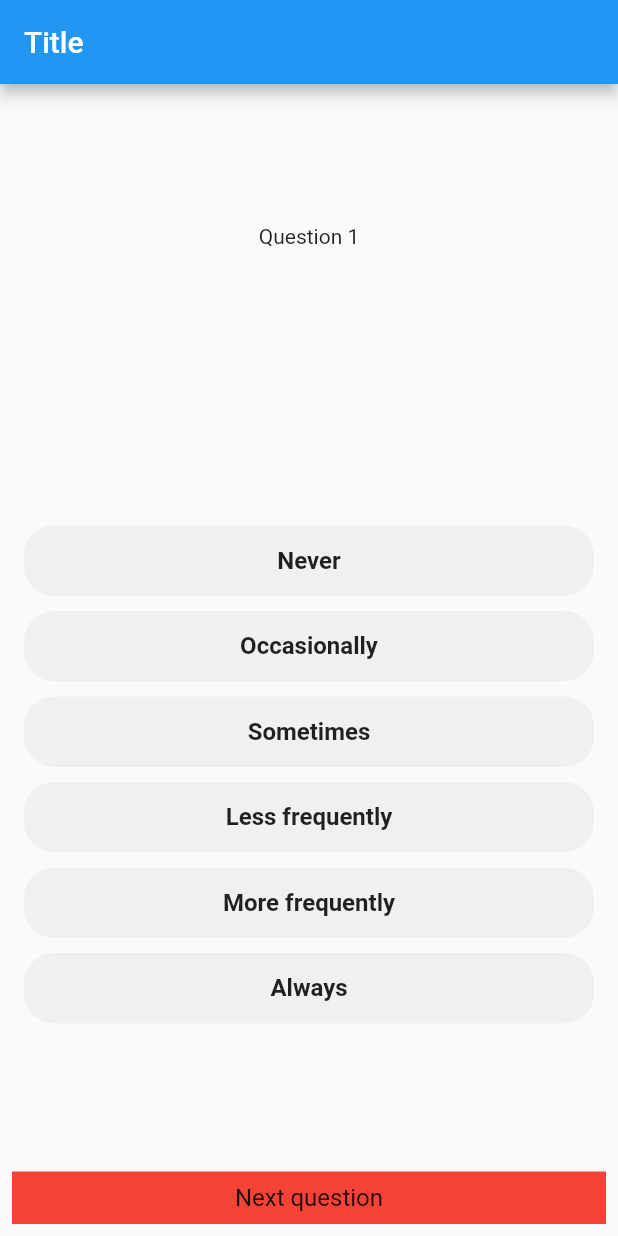
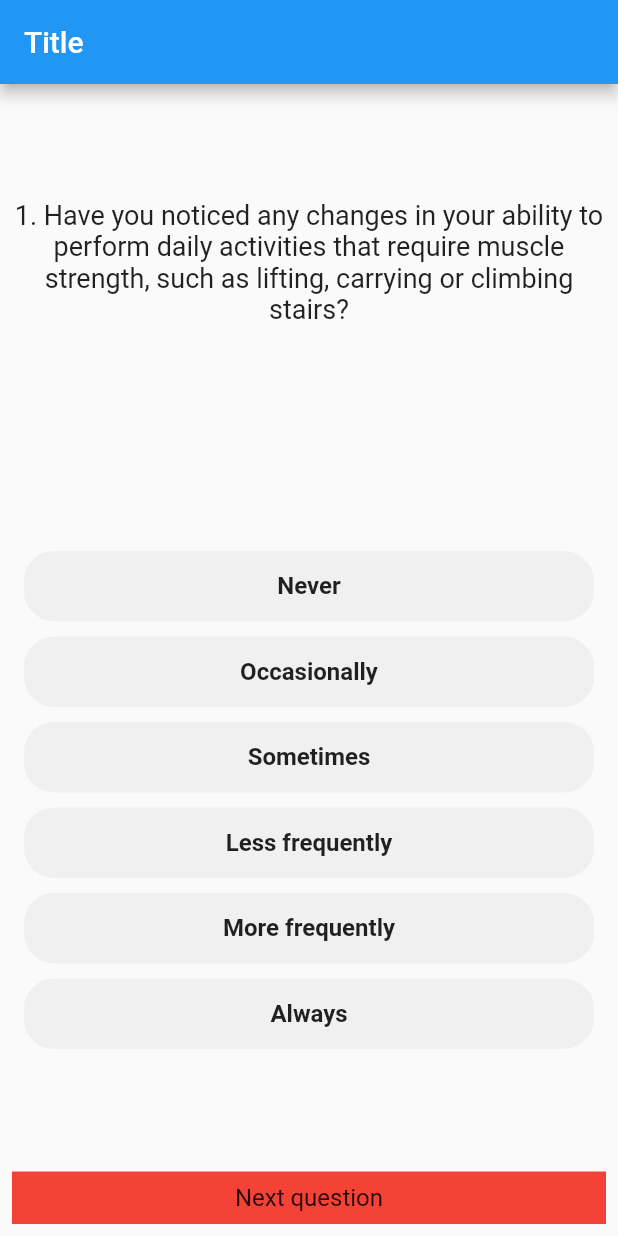
Before and after one commit to chandansgowda/safe_connect, a Flutter app: the screen it shows after launch, on a phone screen of 412 x 824 dp. Run offline on Flutter 3.47's test engine with Material 2 defaults, Android fonts, the phone set to English and light mode, and no system bars; our stand-ins replace cloud_firestore, firebase_core, percent_indicator; missing offline and left inert: chatview; accounts and stored records are empty.

Commit message:
Created diseases options screen and renamed files

```diff
--- a/lib/main.dart
+++ b/lib/main.dart
@@ -1,7 +1,8 @@
 import 'package:flutter/material.dart';
 import 'package:provider/provider.dart';
 import 'package:safe_connect/models/questions.dart';
-import 'package:safe_connect/screens/home_screen.dart';
+import 'package:safe_connect/screens/diseases_options_screen.dart';
+import 'package:safe_connect/screens/questions_screen.dart';
 
 void main(){
   runApp(MyApp());
@@ -17,7 +18,11 @@ class MyApp extends StatelessWidget {
         ChangeNotifierProvider(create: (context)=>Symptoms()),
       ],
       child: MaterialApp(
-        home: HomeScreen(),
+        home: QuestionsScreen(),
+        routes: {
+          QuestionsScreen.routeName:(context)=>QuestionsScreen(),
+          DiseasesOptionsScreen.routeName:(context)=>DiseasesOptionsScreen(),
+        },
       ),
     );
   }
--- a/lib/models/questions.dart
+++ b/lib/models/questions.dart
@@ -9,28 +9,28 @@ class Question {
 
 class Symptoms with ChangeNotifier{
   List<Question> questionsList=[
-    Question(questionText: "Question 1"),
-    Question(questionText: "Question 2"),
-    Question(questionText: "Question 3"),
-    Question(questionText: "Question 4"),
-    Question(questionText: "Question 5"),
-    Question(questionText: "Question 6"),
-    Question(questionText: "Question 7"),
-    Question(questionText: "Question 8"),
-    Question(questionText: "Question 9"),
-    Question(questionText: "Question 10"),
-    Question(questionText: "Question 11"),
-    Question(questionText: "Question 12"),
-    Question(questionText: "Question 13"),
-    Question(questionText: "Question 14"),
-    Question(questionText: "Question 15"),
-    Question(questionText: "Question 16"),
-    Question(questionText: "Question 17"),
-    Question(questionText: "Question 18"),
-    Question(questionText: "Question 19"),
-    Question(questionText: "Question 20"),
-    Question(questionText: "Question 21"),
-    Question(questionText: "Question 22"),
-    Question(questionText: "Question 23"),
+    Question(questionText: "Have you noticed any changes in your ability to perform daily activities that require muscle strength, such as lifting, carrying or climbing stairs?"),
+    Question(questionText: "Have you noticed any white or discolored patches on the back of your throat or tonsils?"),
+    Question(questionText: "Have you experienced any chills or sweating or high fever?If so, how frequent is it?"),
+    Question(questionText: "Have you had any extra marital contacts lately?"),
+    Question(questionText: "Have you experienced any pain, stiffness or discomfort in your joints?"),
+    Question(questionText: "How frequently have you been vomiting?"),
+    Question(questionText: "Have you noticed any yellowing of your skin ?"),
+    Question(questionText: "Have you noticed any yellowing of the whites of your eyes lately?"),
+    Question(questionText: "Have you experienced any itching or skin rashes?"),
+    Question(questionText: "Have you experienced any persistent feelings of exhaustion or tiredness?"),
+    Question(questionText: "Have you experienced any persistent feelings of sluggishness or reduced energy levels?"),
+    Question(questionText: "Have you experienced any abdominal pain or discomfort? if so, on a scale of 1 to 10, how severe is the pain?"),
+    Question(questionText: "Have you experienced any feelings of nausea or queasiness?"),
+    Question(questionText: "Have you experienced a noticeable decrease in your appetite?"),
+    Question(questionText: "Have you noticed any small sores on your skin ?"),
+    Question(questionText: "Have you noticed any ulcers on mucous membranes (such as inside your mouth or nose)?"),
+    Question(questionText: "How long have you had the scabs?"),
+    Question(questionText: "Have you experienced any lower stomach pain or discomfort?On a scale of 1 to 10, how severe is the pain?"),
+    Question(questionText: "Do you experience a painful urination ? Does the pain occur throughout the entire urination process?"),
+    Question(questionText: "Have you experienced any difficulty swallowing or pain while swallowing?How severe is the soreness of your throat?"),
+    Question(questionText: "Have you noticed any skin rashes on your body?What is the severity of the rashes?"),
+    Question(questionText: "Have you noticed that your urine is darker in color than usual? Since when are you experiencing this?"),
+    Question(questionText: "Have you experienced any unintended weight loss recently?"),
   ];
 }
--- a/lib/screens/home_screen.dart
+++ b/lib/screens/questions_screen.dart
@@ -3,16 +3,17 @@ import 'dart:ui';
 import 'package:flutter/material.dart';
 import 'package:provider/provider.dart';
 import 'package:safe_connect/models/questions.dart';
-import 'package:safe_connect/screens/dummy_screen.dart';
+import 'package:safe_connect/screens/diseases_options_screen.dart';
 import 'package:safe_connect/services.dart';
 
-class HomeScreen extends StatefulWidget {
+class QuestionsScreen extends StatefulWidget {
+  static const routeName = '/questions-screen';
   int index = 0;
   @override
-  State<HomeScreen> createState() => _HomeScreenState();
+  State<QuestionsScreen> createState() => _QuestionsScreenState();
 }
 
-class _HomeScreenState extends State<HomeScreen> {
+class _QuestionsScreenState extends State<QuestionsScreen> {
   @override
   Widget build(BuildContext context) {
     final questionsList = Provider.of<Symptoms>(context).questionsList;
@@ -28,6 +29,7 @@ class _HomeScreenState extends State<HomeScreen> {
             Expanded(
               child: QuestionBody(
                 question: questionsList[widget.index],
+                questionNumber: widget.index,
               ),
             ),
             GestureDetector(
@@ -35,27 +37,33 @@ class _HomeScreenState extends State<HomeScreen> {
                 if (questionsList[widget.index].answer != -1) {
                   if (widget.index == 22) {
                     //TODO:Navigate to next screen
-                    Services().getDiseases(questionsList).then((value) =>
-                        Navigator.push(
-                            context,
-                            MaterialPageRoute(
-                                builder: (context) => const DummyScreen())));
+                    Services().getDiseases(questionsList).then((response) {
+                      Navigator.pushNamed(context, DiseasesOptionsScreen.routeName,arguments: response);
+                    });
                   } else {
                     setState(() {
                       widget.index = widget.index + 1;
                     });
                   }
                 } else {
-                  ScaffoldMessenger.of(context).showSnackBar(SnackBar(
+                  ScaffoldMessenger.of(context).showSnackBar(
+                    SnackBar(
                       backgroundColor: Colors.grey.shade200.withOpacity(0.5),
                       content: BackdropFilter(
-                        filter:ImageFilter.blur(sigmaX: 10.0, sigmaY: 10.0),
+                          filter: ImageFilter.blur(sigmaX: 10.0, sigmaY: 10.0),
                           child: Container(
                               height: 40,
                               decoration: BoxDecoration(
                                 borderRadius: BorderRadius.circular(10),
                               ),
-                            child: const Center(child: Text("Select the option",style: TextStyle(color: Colors.black,fontSize: 16,fontWeight: FontWeight.bold),)))),
+                              child: const Center(
+                                  child: Text(
+                                "Select the option",
+                                style: TextStyle(
+                                    color: Colors.black,
+                                    fontSize: 16,
+                                    fontWeight: FontWeight.bold),
+                              )))),
                       duration: const Duration(seconds: 1),
                       behavior: SnackBarBehavior.floating,
                       padding: const EdgeInsets.all(10),
@@ -84,7 +92,8 @@ class _HomeScreenState extends State<HomeScreen> {
 
 class QuestionBody extends StatefulWidget {
   Question question;
-  QuestionBody({required this.question});
+  int questionNumber;
+  QuestionBody({required this.question, required this.questionNumber});
 
   @override
   State<QuestionBody> createState() => _QuestionBodyState();
@@ -104,7 +113,12 @@ class _QuestionBodyState extends State<QuestionBody> {
     return Column(
       mainAxisAlignment: MainAxisAlignment.spaceAround,
       children: [
-        Center(child: Text(widget.question.questionText)),
+        Center(
+            child: Text(
+          "${widget.questionNumber + 1}. " + widget.question.questionText,
+          textAlign: TextAlign.center,
+          style: TextStyle(fontSize: 18),
+        )),
         Padding(
             padding: const EdgeInsets.all(8.0),
             child: Column(
--- a/pubspec.yaml
+++ b/pubspec.yaml
@@ -42,6 +42,7 @@ dependencies:
   cloud_firestore: ^4.4.5
   chatview: ^1.2.1
   firebase_storage: ^11.0.3
+  percent_indicator: ^4.2.3
 
 dev_dependencies:
   flutter_test:
```
Also changed, not shown: lib/screens/diseases_options_screen.dart (added, +117 -0 lines), lib/screens/dummy_screen.dart (deleted, +0 -16 lines), pubspec.lock. Lines whose indentation alone changed are shown as unchanged.
